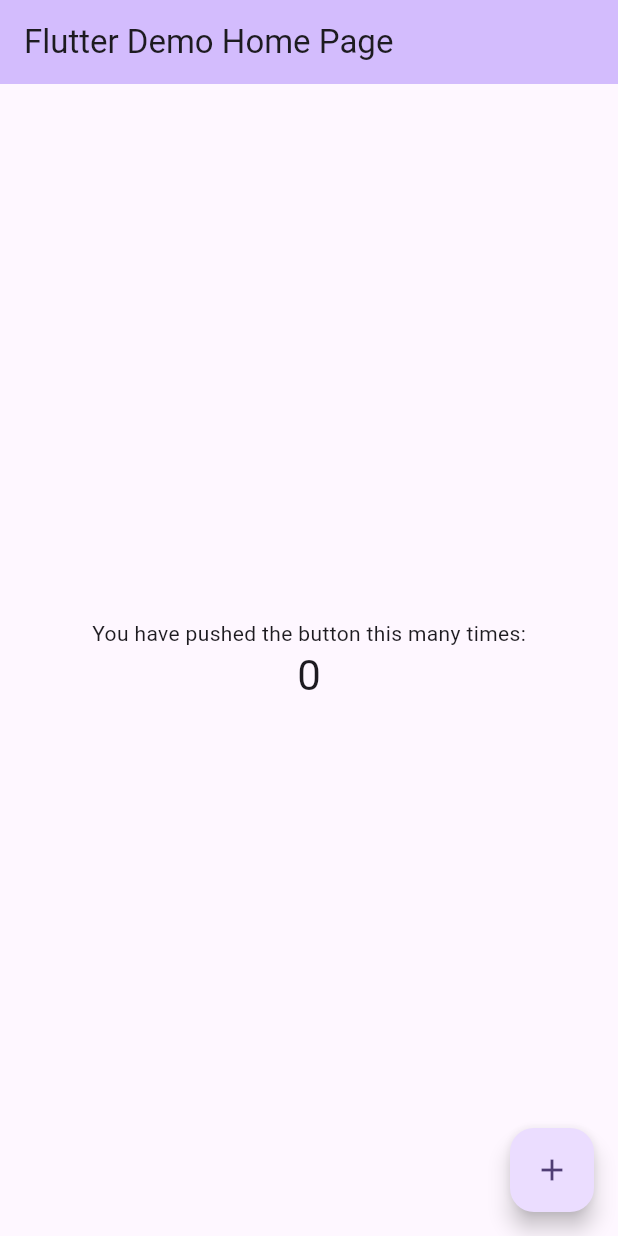
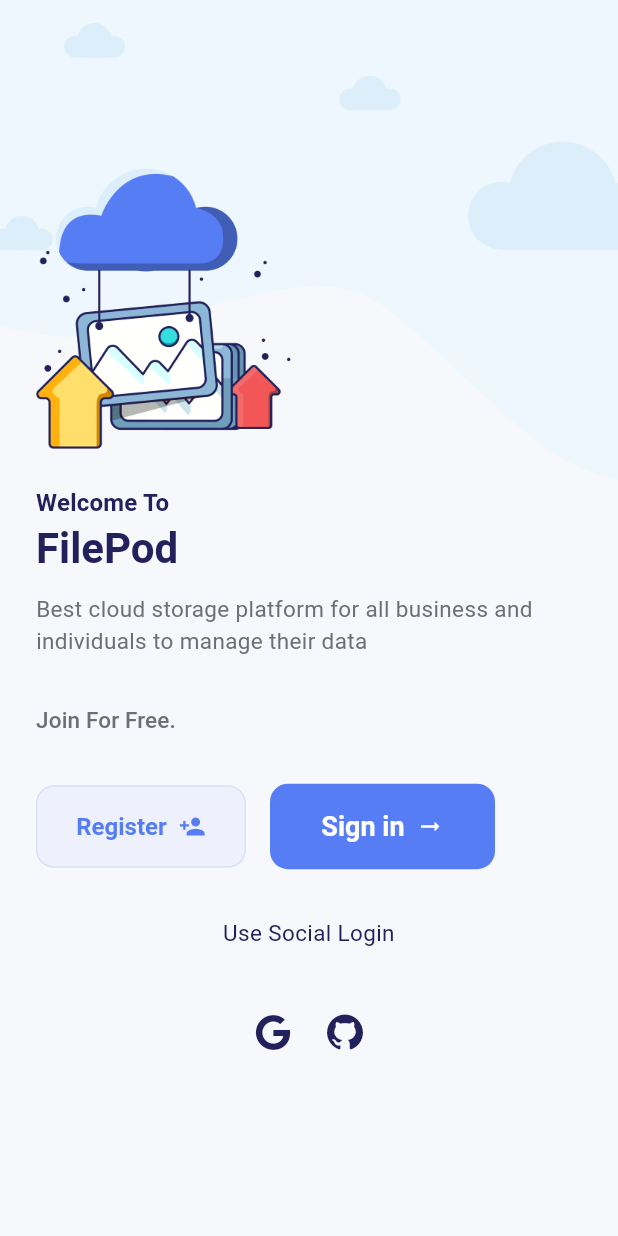
Before and after one commit to Alfian57/file-pod, a Flutter app: the screen it shows after launch, on a phone screen of 412 x 824 dp. Run offline on Flutter 3.47's test engine with Material 3 defaults, Android fonts, the phone set to English and light mode, and no system bars; our stand-ins replace flutter_riverpod, font_awesome_flutter, go_router, google_fonts; Roboto replaces fonts that are missing (Questrial).

Commit message:
feat: welcome screen

```diff
--- /dev/null
+++ b/lib/core/configs/router-configs/router.dart
@@ -0,0 +1,17 @@
+import 'package:file_pod/core/configs/router-configs/router_names.dart';
+import 'package:file_pod/features/welcome/presentation/screens/welcome/welcome_screen.dart';
+import 'package:flutter_riverpod/flutter_riverpod.dart';
+import 'package:go_router/go_router.dart';
+
+final routerProvider = FutureProvider((ref) async {
+  return GoRouter(
+    initialLocation: "/welcome",
+    routes: [
+      GoRoute(
+        name: RouteNames.welcome,
+        path: '/welcome',
+        builder: (context, state) => WelcomeScreen(),
+      ),
+    ],
+  );
+});
--- /dev/null
+++ b/lib/core/configs/router-configs/router_names.dart
@@ -0,0 +1,3 @@
+class RouteNames {
+  static const String welcome = '/welcome';
+}
--- /dev/null
+++ b/lib/features/welcome/presentation/screens/welcome/welcome_screen.dart
@@ -0,0 +1,34 @@
+import 'package:file_pod/features/welcome/presentation/screens/welcome/widgets/welcome_background.dart';
+import 'package:file_pod/features/welcome/presentation/screens/welcome/widgets/welcome_header.dart';
+import 'package:file_pod/features/welcome/presentation/screens/welcome/widgets/welcome_actions.dart';
+import 'package:file_pod/features/welcome/presentation/screens/welcome/widgets/social_login_buttons.dart';
+import 'package:flutter/material.dart';
+
+class WelcomeScreen extends StatelessWidget {
+  const WelcomeScreen({super.key});
+
+  @override
+  Widget build(BuildContext context) {
+    return Scaffold(
+      body: Stack(
+        children: [
+          const WelcomeBackground(),
+          Padding(
+            padding: const EdgeInsets.symmetric(horizontal: 24, vertical: 60),
+            child: Column(
+              mainAxisAlignment: MainAxisAlignment.center,
+              crossAxisAlignment: CrossAxisAlignment.start,
+              children: const [
+                WelcomeHeader(),
+                SizedBox(height: 32),
+                WelcomeActions(),
+                SizedBox(height: 32),
+                Center(child: SocialLoginButtons()),
+              ],
+            ),
+          ),
+        ],
+      ),
+    );
+  }
+}
--- /dev/null
+++ b/lib/features/welcome/presentation/screens/welcome/widgets/social_login_buttons.dart
@@ -0,0 +1,38 @@
+import 'package:flutter/material.dart';
+import 'package:font_awesome_flutter/font_awesome_flutter.dart';
+
+class SocialLoginButtons extends StatelessWidget {
+  const SocialLoginButtons({super.key});
+
+  @override
+  Widget build(BuildContext context) {
+    final theme = Theme.of(context);
+    final t = theme.textTheme;
+
+    return Column(
+      children: [
+        Text(
+          'Use Social Login',
+          textAlign: TextAlign.center,
+          style: t.bodyMedium?.copyWith(color: theme.colorScheme.onSurface),
+        ),
+        const SizedBox(height: 32),
+        Row(
+          mainAxisAlignment: MainAxisAlignment.center,
+          children: [
+            IconButton(
+              onPressed: () {},
+              icon: const Icon(FontAwesomeIcons.google),
+              color: theme.colorScheme.onSurface,
+            ),
+            IconButton(
+              onPressed: () {},
+              icon: const Icon(FontAwesomeIcons.github),
+              color: theme.colorScheme.onSurface,
+            ),
+          ],
+        ),
+      ],
+    );
+  }
+}
--- /dev/null
+++ b/lib/features/welcome/presentation/screens/welcome/widgets/welcome_actions.dart
@@ -0,0 +1,47 @@
+import 'package:flutter/material.dart';
+import 'package:file_pod/widgets/app_button.dart';
+
+class WelcomeActions extends StatelessWidget {
+  const WelcomeActions({super.key});
+
+  @override
+  Widget build(BuildContext context) {
+    final t = Theme.of(context).textTheme;
+
+    return Column(
+      crossAxisAlignment: CrossAxisAlignment.start,
+      children: [
+        Text('Join For Free.', style: t.titleSmall),
+        const SizedBox(height: 32),
+        SingleChildScrollView(
+          scrollDirection: Axis.horizontal,
+          child: Row(
+            children: [
+              SizedBox(
+                width: 140,
+                child: AppButton(
+                  label: 'Register',
+                  icon: Icons.person_add,
+                  onPressed: () {},
+                  type: AppButtonType.outlined,
+                  iconOnRight: true,
+                ),
+              ),
+              const SizedBox(width: 16),
+              SizedBox(
+                width: 150,
+                child: AppButton(
+                  label: 'Sign in',
+                  icon: Icons.arrow_right_alt,
+                  onPressed: () {},
+                  type: AppButtonType.primary,
+                  iconOnRight: true,
+                ),
+              ),
+            ],
+          ),
+        ),
+      ],
+    );
+  }
+}
--- /dev/null
+++ b/lib/features/welcome/presentation/screens/welcome/widgets/welcome_background.dart
@@ -0,0 +1,15 @@
+import 'package:flutter/material.dart';
+
+class WelcomeBackground extends StatelessWidget {
+  const WelcomeBackground({super.key});
+
+  @override
+  Widget build(BuildContext context) {
+    return Positioned(
+      top: 0,
+      left: 0,
+      right: 0,
+      child: Image.asset('lib/assets/images/welcome-bg.png'),
+    );
+  }
+}
--- /dev/null
+++ b/lib/features/welcome/presentation/screens/welcome/widgets/welcome_header.dart
@@ -0,0 +1,28 @@
+import 'package:flutter/material.dart';
+
+class WelcomeHeader extends StatelessWidget {
+  const WelcomeHeader({super.key});
+
+  @override
+  Widget build(BuildContext context) {
+    final t = Theme.of(context).textTheme;
+
+    return Column(
+      crossAxisAlignment: CrossAxisAlignment.start,
+      children: [
+        Image.asset('lib/assets/images/welcome-illustration.png', width: 170),
+        const SizedBox(height: 24),
+        Text('Welcome To', style: t.titleMedium),
+        Text(
+          'FilePod',
+          style: t.headlineMedium?.copyWith(fontWeight: FontWeight.bold),
+        ),
+        const SizedBox(height: 12),
+        Text(
+          'Best cloud storage platform for all business and individuals to manage their data',
+          style: t.bodyMedium,
+        ),
+      ],
+    );
+  }
+}
--- a/lib/main.dart
+++ b/lib/main.dart
@@ -1,122 +1,23 @@
 import 'package:flutter/material.dart';
+import 'package:file_pod/theme.dart';
+import 'package:flutter_riverpod/flutter_riverpod.dart';
+import 'package:file_pod/core/configs/router-configs/router.dart';
 
 void main() {
-  runApp(const MyApp());
+  runApp(ProviderScope(child: App()));
 }
 
-class MyApp extends StatelessWidget {
-  const MyApp({super.key});
+class App extends ConsumerWidget {
+  const App({super.key});
 
-  // This widget is the root of your application.
   @override
-  Widget build(BuildContext context) {
-    return MaterialApp(
-      title: 'Flutter Demo',
-      theme: ThemeData(
-        // This is the theme of your application.
-        //
-        // TRY THIS: Try running your application with "flutter run". You'll see
-        // the application has a purple toolbar. Then, without quitting the app,
-        // try changing the seedColor in the colorScheme below to Colors.green
-        // and then invoke "hot reload" (save your changes or press the "hot
-        // reload" button in a Flutter-supported IDE, or press "r" if you used
-        // the command line to start the app).
-        //
-        // Notice that the counter didn't reset back to zero; the application
-        // state is not lost during the reload. To reset the state, use hot
-        // restart instead.
-        //
-        // This works for code too, not just values: Most code changes can be
-        // tested with just a hot reload.
-        colorScheme: ColorScheme.fromSeed(seedColor: Colors.deepPurple),
-      ),
-      home: const MyHomePage(title: 'Flutter Demo Home Page'),
+  Widget build(BuildContext context, WidgetRef ref) {
+    final router = ref.watch(routerProvider);
+
+    return MaterialApp.router(
+      routerConfig: router.value,
+      title: "File Pod",
+      theme: AppTheme.light(),
     );
   }
 }
-
-class MyHomePage extends StatefulWidget {
-  const MyHomePage({super.key, required this.title});
-
-  // This widget is the home page of your application. It is stateful, meaning
-  // that it has a State object (defined below) that contains fields that affect
-  // how it looks.
-
-  // This class is the configuration for the state. It holds the values (in this
-  // case the title) provided by the parent (in this case the App widget) and
-  // used by the build method of the State. Fields in a Widget subclass are
-  // always marked "final".
-
-  final String title;
-
-  @override
-  State<MyHomePage> createState() => _MyHomePageState();
-}
-
-class _MyHomePageState extends State<MyHomePage> {
-  int _counter = 0;
-
-  void _incrementCounter() {
-    setState(() {
-      // This call to setState tells the Flutter framework that something has
-      // changed in this State, which causes it to rerun the build method below
-      // so that the display can reflect the updated values. If we changed
-      // _counter without calling setState(), then the build method would not be
-      // called again, and so nothing would appear to happen.
-      _counter++;
-    });
-  }
-
-  @override
-  Widget build(BuildContext context) {
-    // This method is rerun every time setState is called, for instance as done
-    // by the _incrementCounter method above.
-    //
-    // The Flutter framework has been optimized to make rerunning build methods
-    // fast, so that you can just rebuild anything that needs updating rather
-    // than having to individually change instances of widgets.
-    return Scaffold(
-      appBar: AppBar(
-        // TRY THIS: Try changing the color here to a specific color (to
-        // Colors.amber, perhaps?) and trigger a hot reload to see the AppBar
-        // change color while the other colors stay the same.
-        backgroundColor: Theme.of(context).colorScheme.inversePrimary,
-        // Here we take the value from the MyHomePage object that was created by
-        // the App.build method, and use it to set our appbar title.
-        title: Text(widget.title),
-      ),
-      body: Center(
-        // Center is a layout widget. It takes a single child and positions it
-        // in the middle of the parent.
-        child: Column(
-          // Column is also a layout widget. It takes a list of children and
-          // arranges them vertically. By default, it sizes itself to fit its
-          // children horizontally, and tries to be as tall as its parent.
-          //
-          // Column has various properties to control how it sizes itself and
-          // how it positions its children. Here we use mainAxisAlignment to
-          // center the children vertically; the main axis here is the vertical
-          // axis because Columns are vertical (the cross axis would be
-          // horizontal).
-          //
-          // TRY THIS: Invoke "debug painting" (choose the "Toggle Debug Paint"
-          // action in the IDE, or press "p" in the console), to see the
-          // wireframe for each widget.
-          mainAxisAlignment: MainAxisAlignment.center,
-          children: <Widget>[
-            const Text('You have pushed the button this many times:'),
-            Text(
-              '$_counter',
-              style: Theme.of(context).textTheme.headlineMedium,
-            ),
-          ],
-        ),
-      ),
-      floatingActionButton: FloatingActionButton(
-        onPressed: _incrementCounter,
-        tooltip: 'Increment',
-        child: const Icon(Icons.add),
-      ), // This trailing comma makes auto-formatting nicer for build methods.
-    );
-  }
-}
--- /dev/null
+++ b/lib/theme.dart
@@ -0,0 +1,127 @@
+import 'package:flutter/material.dart';
+import 'package:google_fonts/google_fonts.dart';
+
+class AppTheme {
+  static const Color primary = Color(0xFF567DF4);
+  static const Color onPrimary = Colors.white;
+  static const Color background = Color(0xFFF7F8FB);
+  static const Color surface = Colors.white;
+  static const Color textPrimary = Color(0xFF22215B);
+  static const Color textSecondary = Color(0xFF6B6F76);
+
+  static ThemeData light() {
+    final base = ThemeData.light();
+
+    final textTheme = TextTheme(
+      displayLarge: GoogleFonts.questrial(
+        fontSize: 56,
+        fontWeight: FontWeight.w700,
+        color: textPrimary,
+      ),
+      displayMedium: GoogleFonts.questrial(
+        fontSize: 40,
+        fontWeight: FontWeight.w700,
+        color: textPrimary,
+      ),
+      displaySmall: GoogleFonts.questrial(
+        fontSize: 34,
+        fontWeight: FontWeight.w700,
+        color: textPrimary,
+      ),
+      headlineMedium: GoogleFonts.questrial(
+        fontSize: 28,
+        fontWeight: FontWeight.w700,
+        color: textPrimary,
+      ),
+      headlineSmall: GoogleFonts.questrial(
+        fontSize: 22,
+        fontWeight: FontWeight.w600,
+        color: textPrimary,
+      ),
+      titleLarge: GoogleFonts.questrial(
+        fontSize: 20,
+        fontWeight: FontWeight.w600,
+        color: textPrimary,
+      ),
+      titleMedium: GoogleFonts.questrial(
+        fontSize: 16,
+        fontWeight: FontWeight.w600,
+        color: textPrimary,
+      ),
+      titleSmall: GoogleFonts.questrial(
+        fontSize: 15,
+        fontWeight: FontWeight.w500,
+        color: textSecondary,
+      ),
+      bodyLarge: GoogleFonts.questrial(
+        fontSize: 18,
+        fontWeight: FontWeight.w400,
+        color: textPrimary,
+      ),
+      bodyMedium: GoogleFonts.questrial(
+        fontSize: 15,
+        fontWeight: FontWeight.w400,
+        color: textSecondary,
+      ),
+      labelLarge: GoogleFonts.questrial(
+        fontSize: 18,
+        fontWeight: FontWeight.w700,
+        color: onPrimary,
+      ),
+      bodySmall: GoogleFonts.questrial(
+        fontSize: 13,
+        fontWeight: FontWeight.w400,
+        color: textSecondary,
+      ),
+      labelSmall: GoogleFonts.questrial(
+        fontSize: 11,
+        fontWeight: FontWeight.w400,
+        color: textSecondary,
+      ),
+    );
+
+    return base.copyWith(
+      colorScheme: base.colorScheme.copyWith(
+        primary: primary,
+        surface: surface,
+        onPrimary: onPrimary,
+        onSurface: textPrimary,
+      ),
+      scaffoldBackgroundColor: background,
+      textTheme: textTheme,
+      elevatedButtonTheme: ElevatedButtonThemeData(
+        style: ElevatedButton.styleFrom(
+          backgroundColor: primary,
+          foregroundColor: onPrimary,
+          elevation: 0,
+          shape: RoundedRectangleBorder(
+            borderRadius: BorderRadius.circular(12),
+          ),
+          padding: const EdgeInsets.symmetric(horizontal: 28, vertical: 18),
+          textStyle: GoogleFonts.questrial(
+            fontSize: 18,
+            fontWeight: FontWeight.w700,
+          ),
+        ),
+      ),
+      outlinedButtonTheme: OutlinedButtonThemeData(
+        style: OutlinedButton.styleFrom(
+          foregroundColor: primary,
+          backgroundColor: primary.withAlpha((0.06 * 255).round()),
+          side: BorderSide(color: primary.withAlpha((0.14 * 255).round())),
+          shape: RoundedRectangleBorder(
+            borderRadius: BorderRadius.circular(12),
+          ),
+          padding: const EdgeInsets.symmetric(horizontal: 24, vertical: 18),
+          textStyle: GoogleFonts.questrial(
+            fontSize: 16,
+            fontWeight: FontWeight.w700,
+            color: primary,
+          ),
+        ),
+      ),
+      iconTheme: const IconThemeData(color: textPrimary),
+      primaryIconTheme: const IconThemeData(color: onPrimary),
+    );
+  }
+}
--- /dev/null
+++ b/lib/widgets/app_button.dart
@@ -0,0 +1,50 @@
+import 'package:flutter/material.dart';
+
+enum AppButtonType { primary, outlined }
+
+class AppButton extends StatelessWidget {
+  const AppButton({
+    super.key,
+    required this.label,
+    required this.onPressed,
+    this.icon,
+    this.type = AppButtonType.primary,
+    this.iconOnRight = false,
+  });
+
+  final String label;
+  final void Function() onPressed;
+  final IconData? icon;
+  final AppButtonType type;
+  final bool iconOnRight;
+
+  @override
+  Widget build(BuildContext context) {
+    final isPrimary = type == AppButtonType.primary;
+    final Widget child = Row(
+      mainAxisSize: MainAxisSize.min,
+      mainAxisAlignment: MainAxisAlignment.center,
+      children: [
+        if (icon != null && !iconOnRight) Icon(icon, size: 18),
+        if (icon != null && !iconOnRight) const SizedBox(width: 8),
+        Text(label),
+        if (icon != null && iconOnRight) const SizedBox(width: 8),
+        if (icon != null && iconOnRight) Icon(icon, size: 18),
+      ],
+    );
+
+    if (isPrimary) {
+      return ElevatedButton(
+        onPressed: onPressed,
+        style: Theme.of(context).elevatedButtonTheme.style,
+        child: child,
+      );
+    }
+
+    return OutlinedButton(
+      onPressed: onPressed,
+      style: Theme.of(context).outlinedButtonTheme.style,
+      child: child,
+    );
+  }
+}
```
Also changed, not shown: pubspec.yaml (+9 -2 lines), lib/assets/images/welcome-bg.png (added), lib/assets/images/welcome-illustration.png (added), pubspec.lock, 2 other files.
